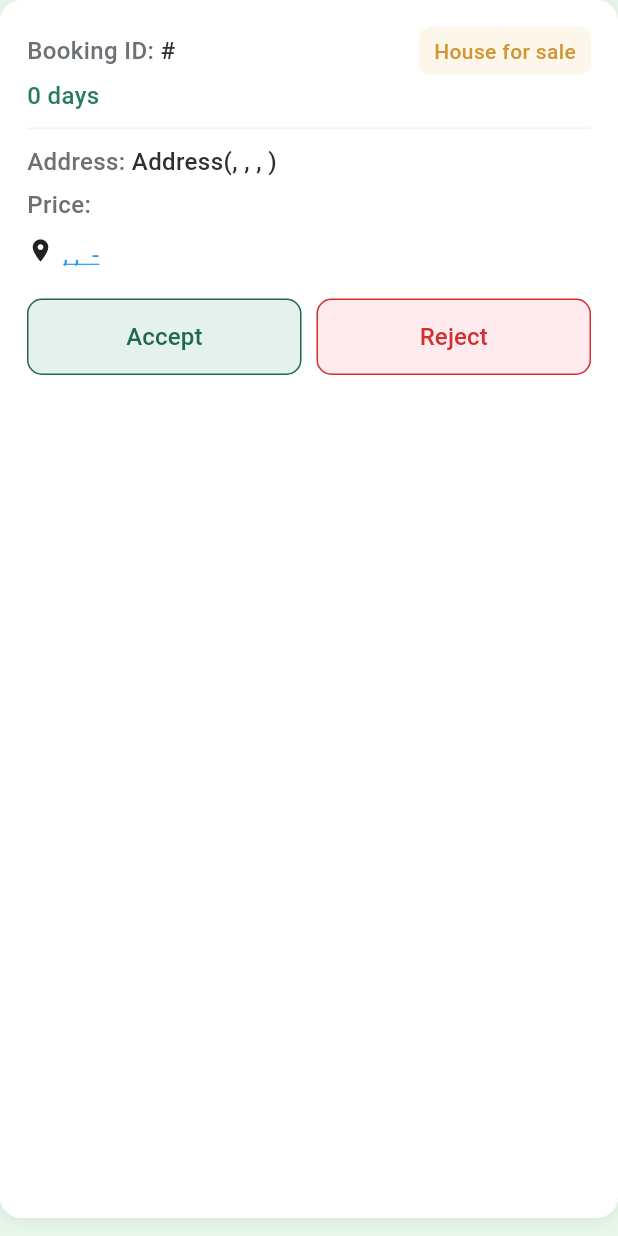
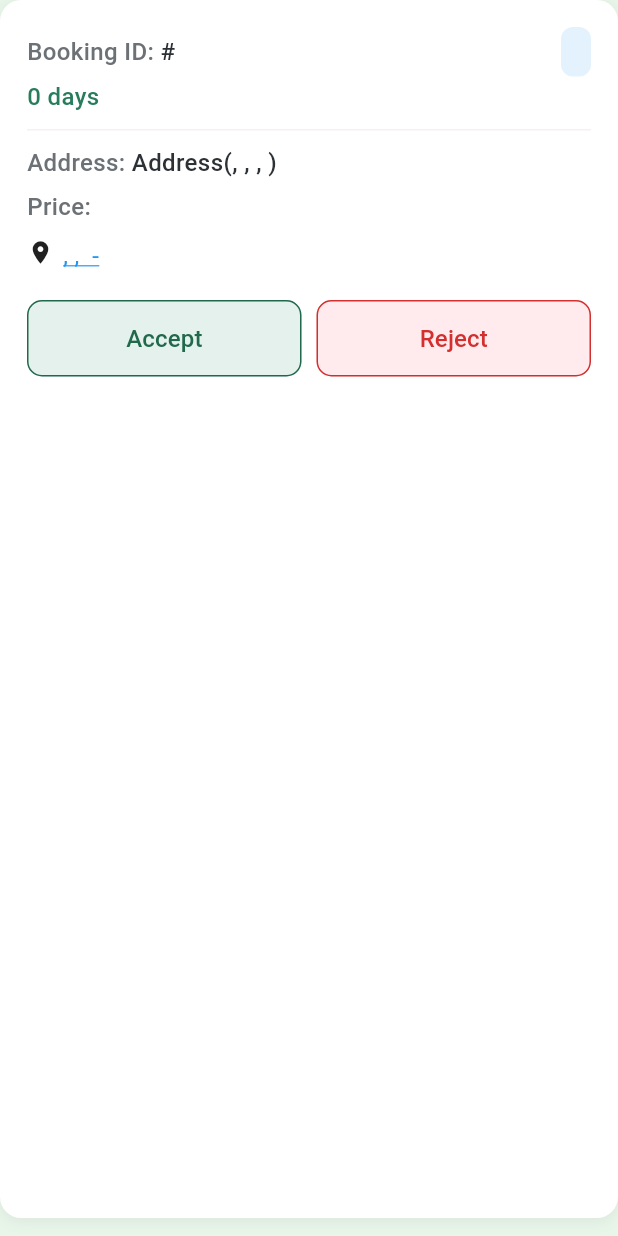
Before and after one commit to Mohammed-Obaid/exam_pagination_list, a Flutter app: the PropertyCard widget shown alone on an empty page, opened directly with empty values, on a phone screen of 412 x 824 dp. Run offline on Flutter 3.47's test engine with Material 3 defaults, Android fonts, the light colour scheme and no system bars; our stand-ins replace dartz, dio, equatable, flutter_bloc, get_it; network calls fail.

Commit message:
change style for status

```diff
--- a/lib/features/properties/presentation/pages/property_page.dart
+++ b/lib/features/properties/presentation/pages/property_page.dart
@@ -226,7 +226,7 @@ class _PropertyPageState extends State<PropertyPage> {
 
                     final property = state.properties[index];
 
-                    return PropertyCard(property: property, index: index);
+                    return PropertyCard(property: property);
                   },
                 );
               },
--- a/lib/features/properties/presentation/widgets/property_card.dart
+++ b/lib/features/properties/presentation/widgets/property_card.dart
@@ -7,23 +7,10 @@ import 'package:url_launcher/url_launcher.dart';
 import '../../../../config/app_text_styles.dart';
 import '../../../../config/app_button_styles.dart';
 
-/// Display statuses from server; used for chip label and fallback when statusText is not in this list.
-const _displayStatuses = [
-  'House for sale',
-  'Condo for sale',
-  'Townhouse for sale',
-  'Multi-family home for sale',
-  'Apartment for sale',
-  'Coming soon',
-];
-
 class PropertyCard extends StatelessWidget {
   final Property property;
 
-  /// Optional list index; used to derive display status when API returns e.g. "House for sale".
-  final int? index;
-
-  const PropertyCard({super.key, required this.property, this.index});
+  const PropertyCard({super.key, required this.property});
 
   void _openInMaps() async {
     final lat = property.latLong.latitude;
@@ -94,32 +81,21 @@ class PropertyCard extends StatelessWidget {
     return '$days ${days == 1 ? 'day' : 'days'}';
   }
 
-  /// Returns the status text to show on the card (from server or fallback).
-  String get _displayStatus {
-    final fromServer = property.statusText.trim();
-    if (_displayStatuses.contains(fromServer)) return fromServer;
-    if (index != null) {
-      return _displayStatuses[index! % _displayStatuses.length];
-    }
-    final ht = property.homeType.toLowerCase();
-    if (ht.contains('house')) return 'House for sale';
-    if (ht.contains('condo')) return 'Condo for sale';
-    if (ht.contains('townhouse')) return 'Townhouse for sale';
-    if (ht.contains('multi') || ht.contains('family'))
-      return 'Multi-family home for sale';
-    if (ht.contains('apartment')) return 'Apartment for sale';
-    return _displayStatuses.first;
-  }
-
-  int _requestedDaysFor(String displayStatus) {
-    if (displayStatus == 'Coming soon') return 3;
-    return property.beds > 0 ? property.beds : 5;
+  /// Converts raw homeStatus (e.g. FOR_SALE) to display text (e.g. For Sale).
+  static String _formatHomeStatus(String raw) {
+    if (raw.isEmpty) return raw;
+    return raw
+        .split('_')
+        .map((w) =>
+            w.isEmpty ? '' : '${w[0].toUpperCase()}${w.substring(1).toLowerCase()}')
+        .join(' ');
   }
 
   @override
   Widget build(BuildContext context) {
-    final displayStatus = _displayStatus;
-    final chipStyle = _statusChipStyle(displayStatus);
+    final homeStatus = property.homeStatus;
+    final homeStatusDisplay = _formatHomeStatus(homeStatus);
+    final chipStyle = _statusChipStyle(homeStatus);
 
     return Container(
       margin: const EdgeInsets.only(bottom: AppSpacing.cardVertical),
@@ -168,7 +144,7 @@ class PropertyCard extends StatelessWidget {
                   borderRadius: BorderRadius.circular(AppRadii.chip),
                 ),
                 child: Text(
-                  displayStatus,
+                  homeStatusDisplay,
                   style: AppTextStyles.chip.copyWith(color: chipStyle.text),
                   maxLines: 1,
                   overflow: TextOverflow.ellipsis,
@@ -184,7 +160,7 @@ class PropertyCard extends StatelessWidget {
           const SizedBox(height: AppSpacing.sm),
           const Divider(color: AppColors.dividerColor, height: 1, thickness: 1),
           const SizedBox(height: AppSpacing.sm),
-          _buildStatusBody(displayStatus),
+          _buildStatusBody(homeStatusDisplay),
           const SizedBox(height: AppSpacing.sm),
           GestureDetector(
             onTap: _openInMaps,
@@ -283,18 +259,13 @@ class PropertyCard extends StatelessWidget {
     );
   }
 
-  ({Color bg, Color text}) _statusChipStyle(String displayStatus) {
-    switch (displayStatus) {
-      case 'House for sale':
-      case 'Townhouse for sale':
-      case 'Multi-family home for sale':
+  ({Color bg, Color text}) _statusChipStyle(String homeStatus) {
+    switch (homeStatus) {
+      case 'FOR_SALE':
         return (
           bg: AppColors.replacementChipBg,
           text: AppColors.replacementChipText
         );
-      case 'Condo for sale':
-      case 'Apartment for sale':
-        return (bg: AppColors.renewalChipBg, text: AppColors.renewalChipText);
       case 'Coming soon':
         return (
           bg: AppColors.gracePeriodChipBg,
```
